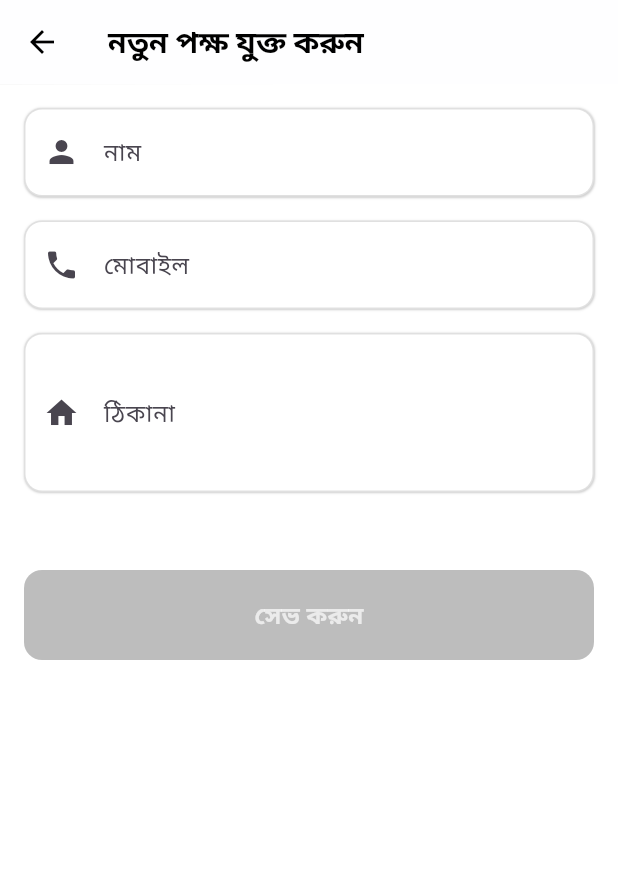
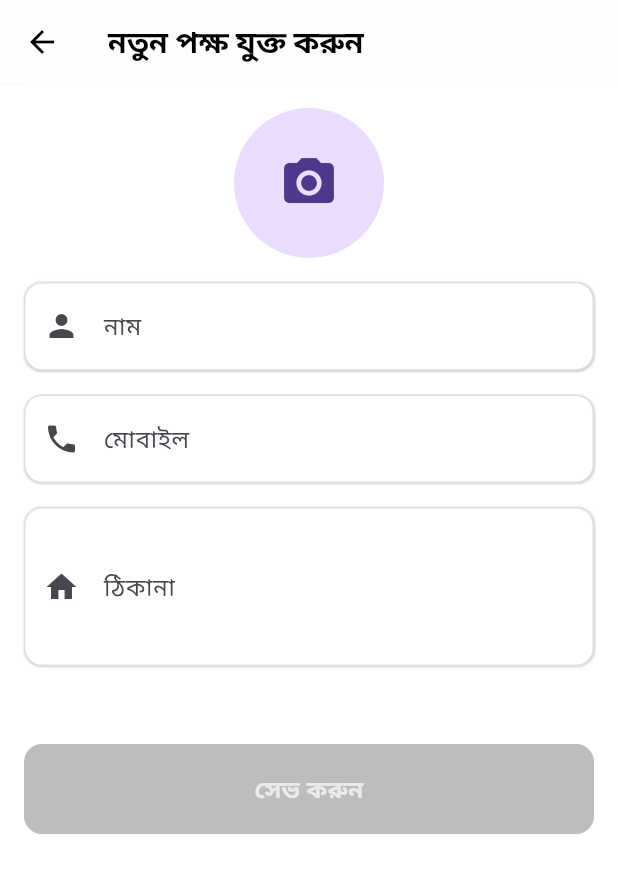
Before and after one commit to mahbubhswe/court-dairy, a Flutter app: the AddPartyScreen screen opened directly, on a phone screen of 412 x 824 dp. Shown: the top 873 px of the screen. Run offline on Flutter 3.47's test engine with Material 3 defaults, Android fonts, the light colour scheme and no system bars; drawn by our look-alikes of simple_shadow; our stand-ins replace animated_splash_screen, animated_text_kit, auth_buttons, cached_network_image, cloud_firestore, cloud_functions and 16 more; missing offline and left inert: android_intent_plus, flutter_bkash, in_app_update; accounts and stored records are empty.

Commit message:
feat: add image picker for party profile

```diff
--- a/lib/modules/party/screens/add_party_screen.dart
+++ b/lib/modules/party/screens/add_party_screen.dart
@@ -1,3 +1,5 @@
+import 'dart:io';
+
 import 'package:flutter/material.dart';
 import 'package:get/get.dart';
 
@@ -23,6 +25,20 @@ class AddPartyScreen extends StatelessWidget {
               child: Column(
                 spacing: 16,
                 children: [
+                  GestureDetector(
+                    onTap: controller.showImagePicker,
+                    child: Obx(() {
+                      final image = controller.photo.value;
+                      return CircleAvatar(
+                        radius: 50,
+                        backgroundImage:
+                            image != null ? FileImage(File(image.path)) : null,
+                        child: image == null
+                            ? const Icon(Icons.camera_alt, size: 40)
+                            : null,
+                      );
+                    }),
+                  ),
                   AppTextFromField(
                     controller: controller.name,
                     label: 'নাম',
--- a/pubspec.yaml
+++ b/pubspec.yaml
@@ -76,6 +76,7 @@ dependencies:
   auth_buttons: ^3.0.3
   lottie: ^3.3.1
   dio: ^5.9.0
+  image_picker: ^1.1.5
 
 dev_dependencies:
   flutter_test:
```
Also changed, not shown: lib/modules/party/controllers/add_party_controller.dart (+47 -0 lines), lib/modules/party/services/party_service.dart (+10 -0 lines).
